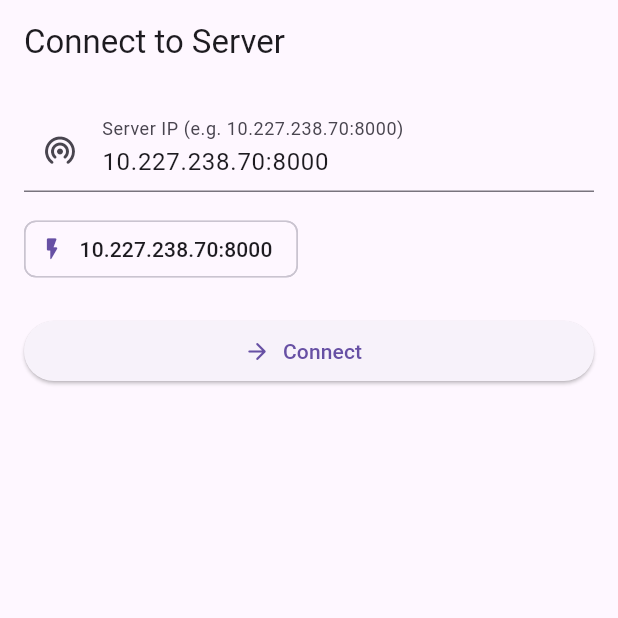
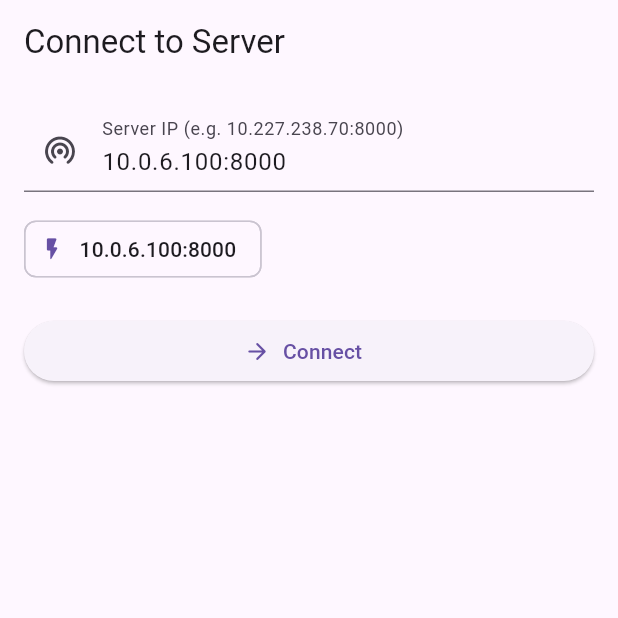
Before and after one commit to ajiteshchanna/EntertainmentSystem, a Flutter app: the screen it shows after launch, on a phone screen of 412 x 824 dp, the top half of it. Run offline on Flutter 3.47's test engine with Material 3 defaults, Android fonts, the phone set to English and light mode, and no system bars; our stand-ins replace just_audio, open_filex, video_player; missing offline and left inert: syncfusion_flutter_pdfviewer.

Commit message:
adding updations

```diff
--- a/lan_media_app/lib/screens/media_list_screen.dart
+++ b/lan_media_app/lib/screens/media_list_screen.dart
@@ -370,7 +370,7 @@ class _MediaListScreenState extends State<MediaListScreen> {
             ),
             subtitle: Text(
               media.type.toUpperCase(),
-              style: const TextStyle(color: Colors.white54),
+              style: const TextStyle(color: Color.fromARGB(137, 0, 0, 0)),
             ),
             trailing: IconButton(
               tooltip: "Download",
--- a/lan_media_app/lib/screens/server_connect_screen.dart
+++ b/lan_media_app/lib/screens/server_connect_screen.dart
@@ -15,7 +15,7 @@ class _ServerConnectScreenState extends State<ServerConnectScreen> {
   String status = "";
 
   // ✅ Your default server
-  final String defaultIp = "10.227.238.70:8000";
+  final String defaultIp = "10.0.6.100:8000";
 
   void connectToServer() {
     final input = _controller.text.trim();
```
Also changed, not shown: 3 other files.
